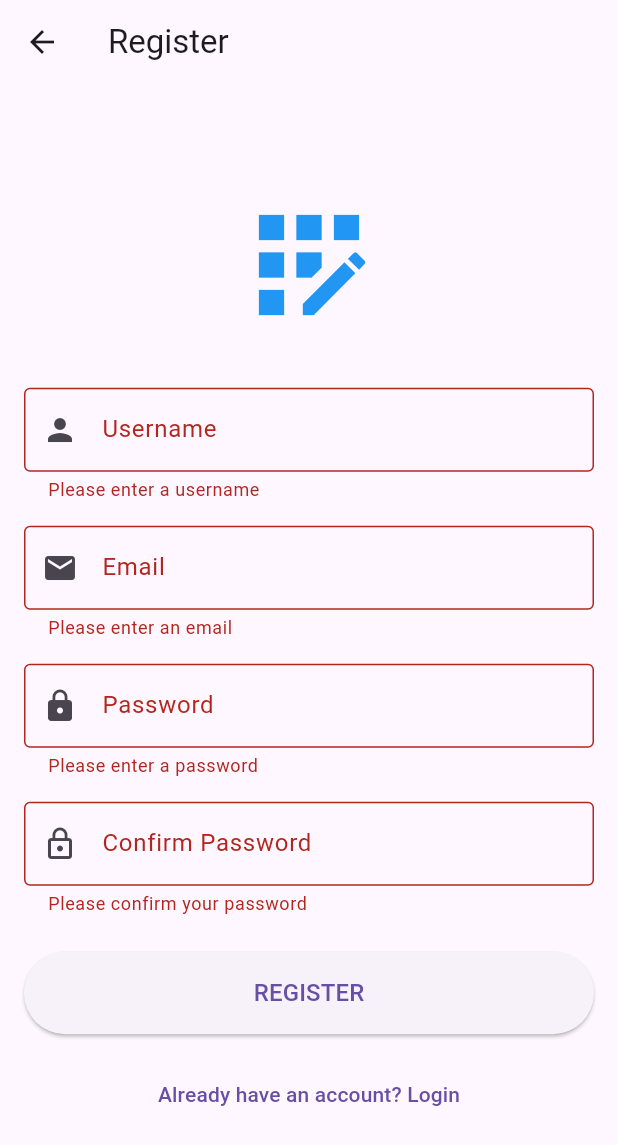
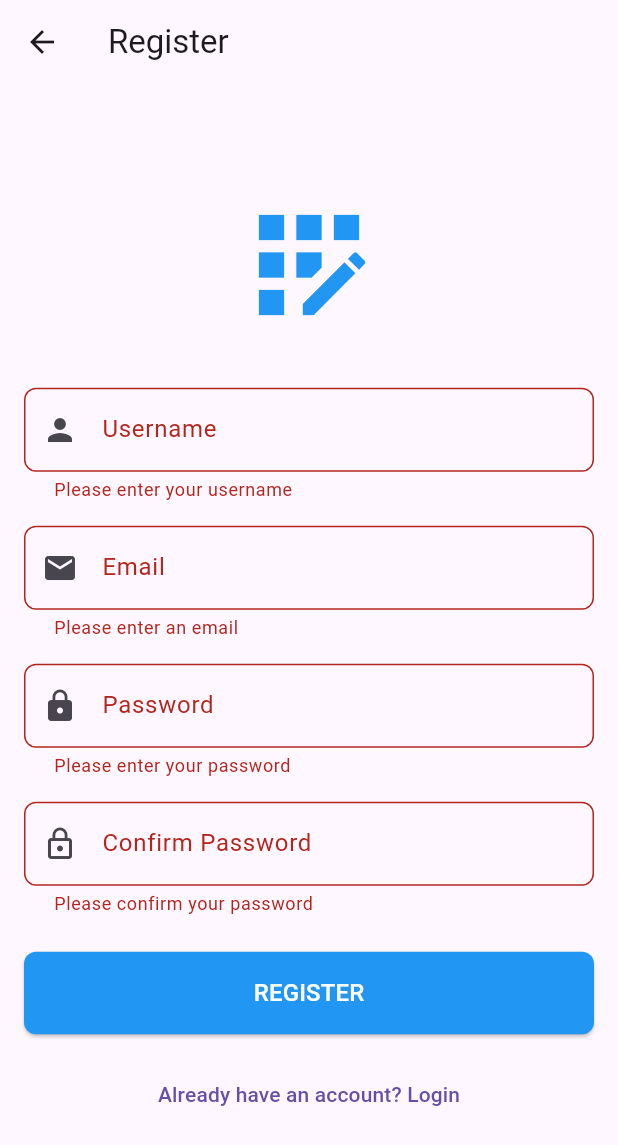
Before and after one commit to isaaclins/flutter-templates, a Flutter app: the RegisterScreen screen opened directly, after a tap on "REGISTER", on a phone screen of 412 x 824 dp. Shown: the top 1145 px of the screen. Run offline on Flutter 3.47's test engine with Material 3 defaults, Android fonts, the phone set to English and light mode, and no system bars.

Commit message:
feat: add UI configuration and enhance login/register screens
Introduce a new UIConfig class to centralize customizable parameters for the login and registration screens, improving maintainability and consistency. Update the login and registration screens to utilize UIConfig for text labels, padding, and validation messages. Add a .gitignore file to exclude unnecessary files and directories from version control.

```diff
--- a/template_flutter_blank_login/lib/main.dart
+++ b/template_flutter_blank_login/lib/main.dart
@@ -8,12 +8,18 @@ void main() {
 class MainApp extends StatelessWidget {
   const MainApp({super.key});
 
+  // App configuration
+  static const String _appTitle =
+      'Flutter Login Template'; // TODO: Customize app title
+  static const MaterialColor _primaryColor =
+      Colors.blue; // TODO: Customize primary color theme
+
   @override
   Widget build(BuildContext context) {
     return MaterialApp(
-      title: 'Flutter Login Template',
+      title: _appTitle,
       theme: ThemeData(
-        primarySwatch: Colors.blue,
+        primarySwatch: _primaryColor,
         visualDensity: VisualDensity.adaptivePlatformDensity,
       ),
       home: const LoginScreen(),
--- a/template_flutter_blank_login/lib/screens/login_screen.dart
+++ b/template_flutter_blank_login/lib/screens/login_screen.dart
@@ -1,5 +1,6 @@
 import 'package:flutter/material.dart';
 import '../services/api_service.dart';
+import '../services/ui_config.dart';
 import 'register_screen.dart';
 
 class LoginScreen extends StatefulWidget {
@@ -10,6 +11,7 @@ class LoginScreen extends StatefulWidget {
 }
 
 class _LoginScreenState extends State<LoginScreen> {
+  // Form controllers and state
   final _formKey = GlobalKey<FormState>();
   final _usernameController = TextEditingController();
   final _passwordController = TextEditingController();
@@ -35,17 +37,15 @@ class _LoginScreenState extends State<LoginScreen> {
         );
 
         if (mounted) {
-          ScaffoldMessenger.of(context).showSnackBar(
-            const SnackBar(
-              content: Text('Login successful! Check console for details.'),
-            ),
-          );
+          ScaffoldMessenger.of(
+            context,
+          ).showSnackBar(SnackBar(content: Text(UIConfig.loginSuccessMessage)));
         }
       } catch (e) {
         if (mounted) {
-          ScaffoldMessenger.of(
-            context,
-          ).showSnackBar(SnackBar(content: Text('Login failed: $e')));
+          ScaffoldMessenger.of(context).showSnackBar(
+            SnackBar(content: Text('${UIConfig.loginFailureMessage}$e')),
+          );
         }
       } finally {
         if (mounted) {
@@ -60,60 +60,88 @@ class _LoginScreenState extends State<LoginScreen> {
   @override
   Widget build(BuildContext context) {
     return Scaffold(
-      appBar: AppBar(title: const Text('Login')),
+      appBar: AppBar(title: Text(UIConfig.loginAppBarTitle)),
       body: Center(
         child: SingleChildScrollView(
-          padding: const EdgeInsets.all(16.0),
+          padding: EdgeInsets.all(UIConfig.formPadding),
           child: Form(
             key: _formKey,
             child: Column(
               mainAxisAlignment: MainAxisAlignment.center,
               crossAxisAlignment: CrossAxisAlignment.stretch,
               children: [
-                const Icon(Icons.account_circle, size: 100, color: Colors.blue),
-                const SizedBox(height: 32),
+                Icon(
+                  UIConfig.loginHeaderIcon,
+                  size: UIConfig.iconSize,
+                  color: UIConfig.primaryColor,
+                ),
+                SizedBox(height: UIConfig.headerSpacing),
                 TextFormField(
                   controller: _usernameController,
-                  decoration: const InputDecoration(
-                    labelText: 'Username or Email',
-                    prefixIcon: Icon(Icons.person),
-                    border: OutlineInputBorder(),
+                  decoration: InputDecoration(
+                    labelText: UIConfig.loginUsernameLabel,
+                    prefixIcon: Icon(UIConfig.usernameIcon),
+                    border: OutlineInputBorder(
+                      borderRadius: BorderRadius.circular(
+                        UIConfig.borderRadius,
+                      ),
+                    ),
+                    contentPadding: EdgeInsets.all(UIConfig.fieldPadding),
                   ),
                   validator: (value) {
                     if (value == null || value.isEmpty) {
-                      return 'Please enter your username or email';
+                      return UIConfig.emptyUsernameError;
                     }
                     return null;
                   },
                 ),
-                const SizedBox(height: 16),
+                SizedBox(height: UIConfig.verticalSpacing),
                 TextFormField(
                   controller: _passwordController,
-                  decoration: const InputDecoration(
-                    labelText: 'Password',
-                    prefixIcon: Icon(Icons.lock),
-                    border: OutlineInputBorder(),
+                  decoration: InputDecoration(
+                    labelText: UIConfig.loginPasswordLabel,
+                    prefixIcon: Icon(UIConfig.passwordIcon),
+                    border: OutlineInputBorder(
+                      borderRadius: BorderRadius.circular(
+                        UIConfig.borderRadius,
+                      ),
+                    ),
+                    contentPadding: EdgeInsets.all(UIConfig.fieldPadding),
                   ),
                   obscureText: true,
                   validator: (value) {
                     if (value == null || value.isEmpty) {
-                      return 'Please enter your password';
+                      return UIConfig.emptyPasswordError;
                     }
                     return null;
                   },
                 ),
-                const SizedBox(height: 24),
+                SizedBox(height: UIConfig.verticalSpacing * 1.5),
                 ElevatedButton(
                   onPressed: _isLoading ? null : _login,
                   style: ElevatedButton.styleFrom(
-                    padding: const EdgeInsets.symmetric(vertical: 16),
+                    padding: EdgeInsets.symmetric(
+                      vertical: UIConfig.buttonVerticalPadding,
+                    ),
+                    backgroundColor: UIConfig.primaryColor,
+                    shape: RoundedRectangleBorder(
+                      borderRadius: BorderRadius.circular(
+                        UIConfig.borderRadius,
+                      ),
+                    ),
                   ),
                   child:
                       _isLoading
                           ? const CircularProgressIndicator()
-                          : const Text('LOGIN', style: TextStyle(fontSize: 16)),
+                          : Text(
+                            UIConfig.loginButtonText,
+                            style: TextStyle(
+                              fontSize: UIConfig.buttonFontSize,
+                              color: UIConfig.buttonTextColor,
+                            ),
+                          ),
                 ),
-                const SizedBox(height: 16),
+                SizedBox(height: UIConfig.verticalSpacing),
                 TextButton(
                   onPressed: () {
                     Navigator.push(
@@ -123,7 +151,7 @@ class _LoginScreenState extends State<LoginScreen> {
                       ),
                     );
                   },
-                  child: const Text('Don\'t have an account? Register'),
+                  child: Text(UIConfig.loginRegisterLinkText),
                 ),
               ],
             ),
--- a/template_flutter_blank_login/lib/screens/register_screen.dart
+++ b/template_flutter_blank_login/lib/screens/register_screen.dart
@@ -1,5 +1,6 @@
 import 'package:flutter/material.dart';
 import '../services/api_service.dart';
+import '../services/ui_config.dart';
 
 class RegisterScreen extends StatefulWidget {
   const RegisterScreen({super.key});
@@ -9,7 +10,7 @@ class RegisterScreen extends StatefulWidget {
 }
 
 class _RegisterScreenState extends State<RegisterScreen> {
-  final _passwordMinimalLength = 12;
+  // Form controllers and state
   final _formKey = GlobalKey<FormState>();
   final _usernameController = TextEditingController();
   final _emailController = TextEditingController();
@@ -41,20 +42,16 @@ class _RegisterScreenState extends State<RegisterScreen> {
 
         if (mounted) {
           ScaffoldMessenger.of(context).showSnackBar(
-            const SnackBar(
-              content: Text(
-                'Registration successful! Check console for details.',
-              ),
-            ),
+            SnackBar(content: Text(UIConfig.registerSuccessMessage)),
           );
           // Navigate back to login screen after successful registration
           Navigator.pop(context);
         }
       } catch (e) {
         if (mounted) {
-          ScaffoldMessenger.of(
-            context,
-          ).showSnackBar(SnackBar(content: Text('Registration failed: $e')));
+          ScaffoldMessenger.of(context).showSnackBar(
+            SnackBar(content: Text('${UIConfig.registerFailureMessage}$e')),
+          );
         }
       } finally {
         if (mounted) {
@@ -69,116 +66,145 @@ class _RegisterScreenState extends State<RegisterScreen> {
   @override
   Widget build(BuildContext context) {
     return Scaffold(
-      appBar: AppBar(title: const Text('Register')),
+      appBar: AppBar(title: Text(UIConfig.registerAppBarTitle)),
       body: Center(
         child: SingleChildScrollView(
-          padding: const EdgeInsets.all(16.0),
+          padding: EdgeInsets.all(UIConfig.formPadding),
           child: Form(
             key: _formKey,
             child: Column(
               mainAxisAlignment: MainAxisAlignment.center,
               crossAxisAlignment: CrossAxisAlignment.stretch,
               children: [
-                const Icon(
-                  Icons.app_registration,
-                  size: 100,
-                  color: Colors.blue,
+                Icon(
+                  UIConfig.registerHeaderIcon,
+                  size: UIConfig.iconSize,
+                  color: UIConfig.primaryColor,
                 ),
-                const SizedBox(height: 32),
+                SizedBox(height: UIConfig.headerSpacing),
                 TextFormField(
                   controller: _usernameController,
-                  decoration: const InputDecoration(
-                    labelText: 'Username',
-                    prefixIcon: Icon(Icons.person),
-                    border: OutlineInputBorder(),
+                  decoration: InputDecoration(
+                    labelText: UIConfig.registerUsernameLabel,
+                    prefixIcon: Icon(UIConfig.usernameIcon),
+                    border: OutlineInputBorder(
+                      borderRadius: BorderRadius.circular(
+                        UIConfig.borderRadius,
+                      ),
+                    ),
+                    contentPadding: EdgeInsets.all(UIConfig.fieldPadding),
                   ),
                   validator: (value) {
                     if (value == null || value.isEmpty) {
-                      return 'Please enter a username';
+                      return UIConfig.emptyUsernameError;
                     }
                     return null;
                   },
                 ),
-                const SizedBox(height: 16),
+                SizedBox(height: UIConfig.verticalSpacing),
                 TextFormField(
                   controller: _emailController,
-                  decoration: const InputDecoration(
-                    labelText: 'Email',
-                    prefixIcon: Icon(Icons.email),
-                    border: OutlineInputBorder(),
+                  decoration: InputDecoration(
+                    labelText: UIConfig.registerEmailLabel,
+                    prefixIcon: Icon(UIConfig.emailIcon),
+                    border: OutlineInputBorder(
+                      borderRadius: BorderRadius.circular(
+                        UIConfig.borderRadius,
+                      ),
+                    ),
+                    contentPadding: EdgeInsets.all(UIConfig.fieldPadding),
                   ),
                   keyboardType: TextInputType.emailAddress,
                   validator: (value) {
                     if (value == null || value.isEmpty) {
-                      return 'Please enter an email';
+                      return UIConfig.emptyEmailError;
                     }
-                    if (!RegExp(
-                      r'^[\w-\.]+@([\w-]+\.)+[\w-]{2,4}$',
-                    ).hasMatch(value)) {
-                      return 'Please enter a valid email';
+                    if (!UIConfig.emailRegex.hasMatch(value)) {
+                      return UIConfig.invalidEmailError;
                     }
                     return null;
                   },
                 ),
-                const SizedBox(height: 16),
+                SizedBox(height: UIConfig.verticalSpacing),
                 TextFormField(
                   controller: _passwordController,
-                  decoration: const InputDecoration(
-                    labelText: 'Password',
-                    prefixIcon: Icon(Icons.lock),
-                    border: OutlineInputBorder(),
+                  decoration: InputDecoration(
+                    labelText: UIConfig.registerPasswordLabel,
+                    prefixIcon: Icon(UIConfig.passwordIcon),
+                    border: OutlineInputBorder(
+                      borderRadius: BorderRadius.circular(
+                        UIConfig.borderRadius,
+                      ),
+                    ),
+                    contentPadding: EdgeInsets.all(UIConfig.fieldPadding),
                   ),
                   obscureText: true,
                   validator: (value) {
                     if (value == null || value.isEmpty) {
-                      return 'Please enter a password';
+                      return UIConfig.emptyPasswordError;
                     }
                     // TODO: Add custom password strength validation
-                    if (value.length < _passwordMinimalLength) {
-                      return 'Password must be at least $_passwordMinimalLength characters!';
+                    if (value.length < UIConfig.passwordMinimalLength) {
+                      return UIConfig.passwordLengthError;
                     }
                     return null;
                   },
                 ),
-                const SizedBox(height: 16),
+                SizedBox(height: UIConfig.verticalSpacing),
                 TextFormField(
                   controller: _confirmPasswordController,
-                  decoration: const InputDecoration(
-                    labelText: 'Confirm Password',
-                    prefixIcon: Icon(Icons.lock_outline),
-                    border: OutlineInputBorder(),
+                  decoration: InputDecoration(
+                    labelText: UIConfig.registerConfirmPasswordLabel,
+                    prefixIcon: Icon(UIConfig.confirmPasswordIcon),
+                    border: OutlineInputBorder(
+                      borderRadius: BorderRadius.circular(
+                        UIConfig.borderRadius,
+                      ),
+                    ),
+                    contentPadding: EdgeInsets.all(UIConfig.fieldPadding),
                   ),
                   obscureText: true,
                   validator: (value) {
                     if (value == null || value.isEmpty) {
-                      return 'Please confirm your password';
+                      return UIConfig.emptyConfirmPasswordError;
                     }
                     if (value != _passwordController.text) {
-                      return 'Passwords do not match';
+                      return UIConfig.passwordMatchError;
                     }
                     return null;
                   },
                 ),
-                const SizedBox(height: 24),
+                SizedBox(height: UIConfig.verticalSpacing * 1.5),
                 ElevatedButton(
                   onPressed: _isLoading ? null : _register,
                   style: ElevatedButton.styleFrom(
-                    padding: const EdgeInsets.symmetric(vertical: 16),
+                    padding: EdgeInsets.symmetric(
+                      vertical: UIConfig.buttonVerticalPadding,
+                    ),
+                    backgroundColor: UIConfig.primaryColor,
+                    shape: RoundedRectangleBorder(
+                      borderRadius: BorderRadius.circular(
+                        UIConfig.borderRadius,
+                      ),
+                    ),
                   ),
                   child:
                       _isLoading
                           ? const CircularProgressIndicator()
-                          : const Text(
-                            'REGISTER',
-                            style: TextStyle(fontSize: 16),
+                          : Text(
+                            UIConfig.registerButtonText,
+                            style: TextStyle(
+                              fontSize: UIConfig.buttonFontSize,
+                              color: UIConfig.buttonTextColor,
+                            ),
                           ),
                 ),
-                const SizedBox(height: 16),
+                SizedBox(height: UIConfig.verticalSpacing),
                 TextButton(
                   onPressed: () {
                     Navigator.pop(context);
                   },
-                  child: const Text('Already have an account? Login'),
+                  child: Text(UIConfig.registerLoginLinkText),
                 ),
               ],
             ),
--- a/template_flutter_blank_login/lib/services/api_service.dart
+++ b/template_flutter_blank_login/lib/services/api_service.dart
@@ -2,15 +2,28 @@ import 'dart:convert';
 import 'package:http/http.dart' as http;
 
 class ApiService {
-  static const String baseUrl = 'https://example.com/api';
-  static const String loginEndpoint = '$baseUrl/login';
-  static const String registerEndpoint = '$baseUrl/register';
+  // API Configuration
+  static const String baseUrl =
+      'https://example.com/api'; // TODO: Customize API base URL
+  static const String loginEndpoint =
+      '$baseUrl/login'; // TODO: Customize login endpoint
+  static const String registerEndpoint =
+      '$baseUrl/register'; // TODO: Customize registration endpoint
+
+  // Request Configuration
+  static const Map<String, String> defaultHeaders = {
+    'Content-Type': 'application/json',
+  }; // TODO: Customize default request headers
 
   static Future<void> login(String username, String password) async {
     try {
+      // Login request payload structure
       final Map<String, dynamic> data = {
-        'username': username,
-        'password': password,
+        'username':
+            username, // TODO: Customize login payload field names if needed
+        'password':
+            password, // TODO: Customize login payload field names if needed
+        // TODO: Add additional login parameters if required by your API
       };
       print('Login Request: $data sent to $loginEndpoint');
 
@@ -37,10 +50,15 @@ class ApiService {
     String password,
   ) async {
     try {
+      // Registration request payload structure
       final Map<String, dynamic> data = {
-        'username': username,
-        'email': email,
-        'password': password,
+        'username':
+            username, // TODO: Customize registration payload field names if needed
+        'email':
+            email, // TODO: Customize registration payload field names if needed
+        'password':
+            password, // TODO: Customize registration payload field names if needed
+        // TODO: Add additional registration parameters if required by your API
       };
       print('Registration Request: $data sent to $registerEndpoint');
 
--- /dev/null
+++ b/template_flutter_blank_login/lib/services/ui_config.dart
@@ -0,0 +1,107 @@
+import 'package:flutter/material.dart';
+
+/// UI Configuration class with all customizable parameters
+/// for login and registration screens
+class UIConfig {
+  // Form validation parameters
+  static final int passwordMinimalLength =
+      12; // TODO: Customize minimum password length requirement
+  static final RegExp emailRegex = RegExp(
+    r'^[\w-\.]+@([\w-]+\.)+[\w-]{2,4}$',
+  ); // TODO: Customize email validation regex
+
+  // UI Customization - Sizes
+  static final double iconSize= 100.0;
+  static final double verticalSpacing =
+      16.0;
+  static final double headerSpacing =
+      32.0;
+  static final double buttonVerticalPadding =
+      16.0;
+  static final double formPadding = 16.0;
+  static final double buttonFontSize = 16.0;
+  static final double borderRadius =
+      8.0;
+  static final double fieldPadding =
+      16.0;
+
+  // UI Customization - Colors
+  static final Color primaryColor =
+      Colors.blue;
+  static final Color accentColor =
+      Colors.blue.shade700;
+  static final Color errorColor =
+      Colors
+          .red
+          .shade700;
+  static final Color successColor =
+      Colors.green.shade600;
+  static final Color buttonTextColor =
+      Colors.white;
+
+  // Login screen text content
+  static final String loginAppBarTitle =
+      'Login';
+  static final String loginUsernameLabel =
+      'Username or Email';
+  static final String loginPasswordLabel =
+      'Password';
+  static final String loginButtonText =
+      'LOGIN';
+  static final String loginRegisterLinkText =
+      'Don\'t have an account? Register';
+  static final String loginSuccessMessage =
+      'Login successful! Check console for details.';
+  static final String loginFailureMessage =
+      'Login failed: ';
+
+  // Register screen text content
+  static final String registerAppBarTitle =
+      'Register';
+  static final String registerUsernameLabel =
+      'Username';
+  static final String registerEmailLabel =
+      'Email';
+  static final String registerPasswordLabel =
+      'Password';
+  static final String registerConfirmPasswordLabel =
+    'Confirm Password';
+  static final String registerButtonText =
+      'REGISTER';
+  static final String registerLoginLinkText =
+      'Already have an account? Login';
+  static final String registerSuccessMessage =
+      'Registration successful! Check console for details.';
+  static final String registerFailureMessage =
+      'Registration failed: ';
+
+  // Validation error messages
+  static final String emptyUsernameError =
+      'Please enter your username';
+  static final String emptyEmailError =
+      'Please enter an email';
+  static final String invalidEmailError =
+      'Please enter a valid email';
+  static final String emptyPasswordError =
+      'Please enter your password';
+  static final String passwordLengthError =
+      'Password must be at least $passwordMinimalLength characters!';
+  static final String passwordMatchError =
+      'Passwords do not match';
+  static final String emptyConfirmPasswordError =
+      'Please confirm your password';
+
+  // Icons for form fields
+  static final IconData usernameIcon =
+      Icons.person;
+  static final IconData emailIcon =
+      Icons.email;
+  static final IconData passwordIcon =
+      Icons.lock;
+  static final IconData confirmPasswordIcon =
+      Icons.lock_outline;
+  static final IconData loginHeaderIcon =
+      Icons.account_circle;
+  static final IconData registerHeaderIcon =
+      Icons.app_registration;
+}
```
Also changed, not shown: 1 other file.
